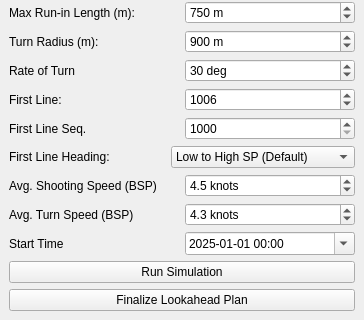
First picture: the form in obn_planner_dockwidget_base.ui, repository aldien03/OBN_Source_Planner_QGIS_Plugin, before the edit; both pictures show x 0 to 364 and y 533 to 853 of the 364 by 853 pixel window.
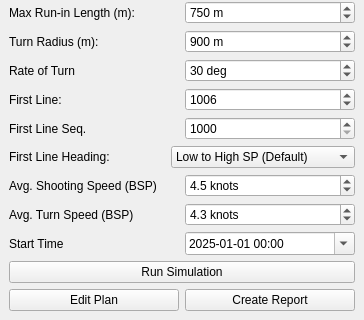
Second picture: the form after the edit.

Commit message: phase 17b: Create Report button + preview dialog + handle_export_pdf

The edit to the form file:
```diff
--- a/obn_planner_dockwidget_base.ui
+++ b/obn_planner_dockwidget_base.ui
@@ -682,11 +682,28 @@
      </widget>
     </item>
     <item>
+     <layout class="QHBoxLayout" name="postSimulationButtonRow">
+      <item>
      <widget class="QPushButton" name="editFinalizeButton">
       <property name="text">
-       <string>Finalize Lookahead Plan</string>
-      </property>
-     </widget>
+         <string>Edit Plan</string>
+        </property>
+        <property name="toolTip">
+         <string>Review and adjust the simulated sequence (operation, FGSP/LGSP, order).</string>
+        </property>
+       </widget>
+      </item>
+      <item>
+       <widget class="QPushButton" name="exportPdfButton">
+        <property name="text">
+         <string>Create Report</string>
+        </property>
+        <property name="toolTip">
+         <string>Open the 48-hour Lookahead preview dialog and render the PDF report.</string>
+        </property>
+       </widget>
+      </item>
+     </layout>
     </item>
    </layout>
   </widget>
```
Lines whose indentation alone changed are shown as unchanged. The commit also changes 3 other files.
